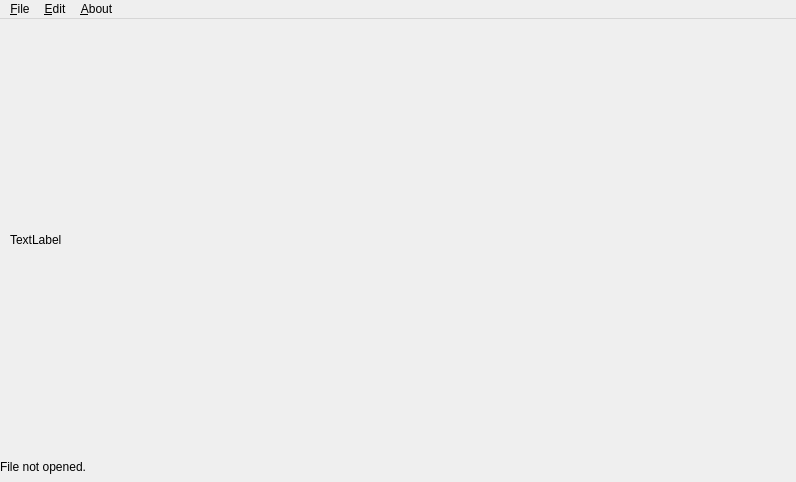
First picture: the form in Pineter/Pineter.ui, repository cstrikest/Pineter, before the edit.
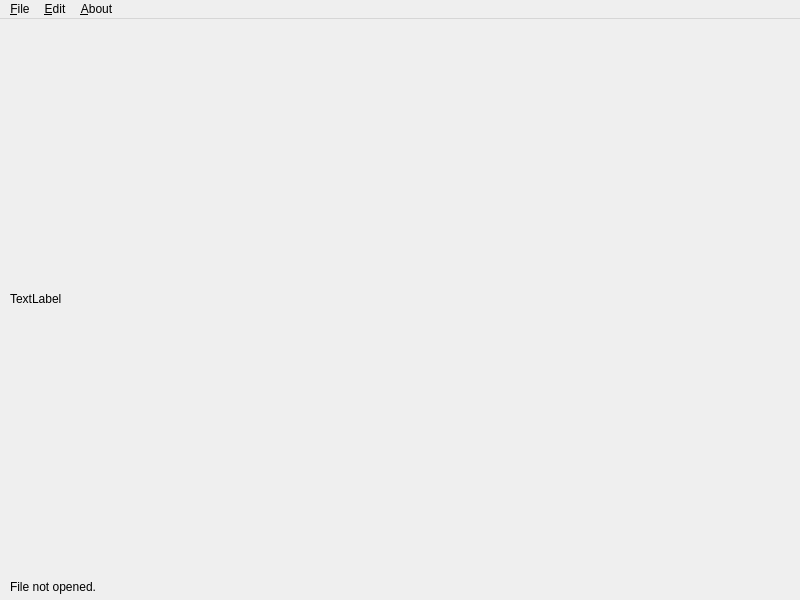
Second picture: the form after the edit. Icons and pictures are not drawn.

```diff
--- a/Pineter/Pineter.ui
+++ b/Pineter/Pineter.ui
@@ -6,14 +6,14 @@
    <rect>
     <x>0</x>
     <y>0</y>
-    <width>796</width>
-    <height>482</height>
+    <width>800</width>
+    <height>600</height>
    </rect>
   </property>
   <property name="minimumSize">
    <size>
-    <width>796</width>
-    <height>482</height>
+    <width>800</width>
+    <height>600</height>
    </size>
   </property>
   <property name="windowTitle">
@@ -23,10 +23,10 @@
    <widget class="QLabel" name="stateLabel">
     <property name="geometry">
      <rect>
-      <x>0</x>
-      <y>440</y>
-      <width>391</width>
-      <height>16</height>
+      <x>10</x>
+      <y>560</y>
+      <width>790</width>
+      <height>15</height>
      </rect>
     </property>
     <property name="text">
@@ -38,8 +38,8 @@
      <rect>
       <x>10</x>
       <y>10</y>
-      <width>771</width>
-      <height>421</height>
+      <width>781</width>
+      <height>540</height>
      </rect>
     </property>
     <property name="text">
@@ -52,7 +52,7 @@
     <rect>
      <x>0</x>
      <y>0</y>
-     <width>796</width>
+     <width>800</width>
      <height>22</height>
     </rect>
    </property>
```
Left out of the diff: 4 changed lines with no effect on the pictures.
